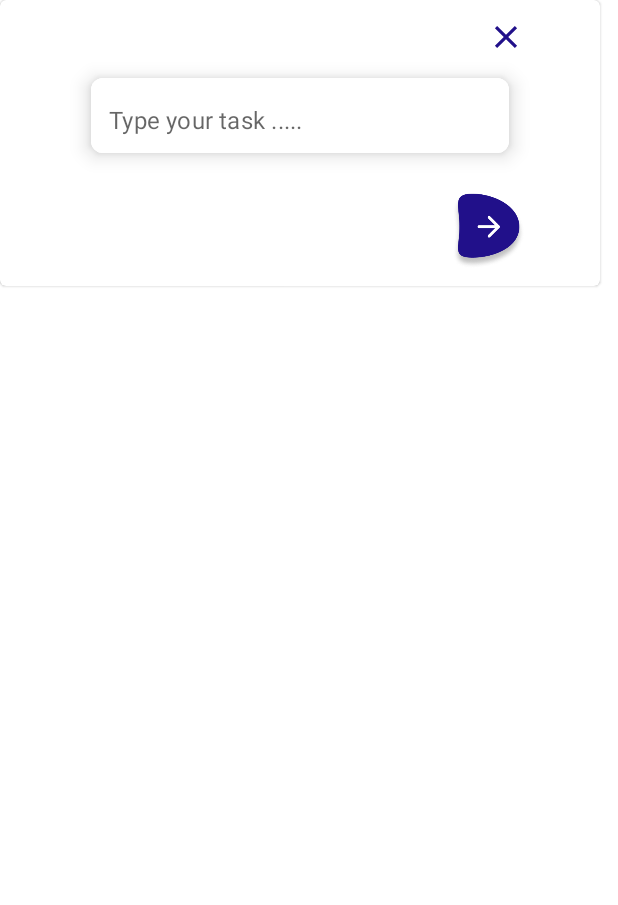
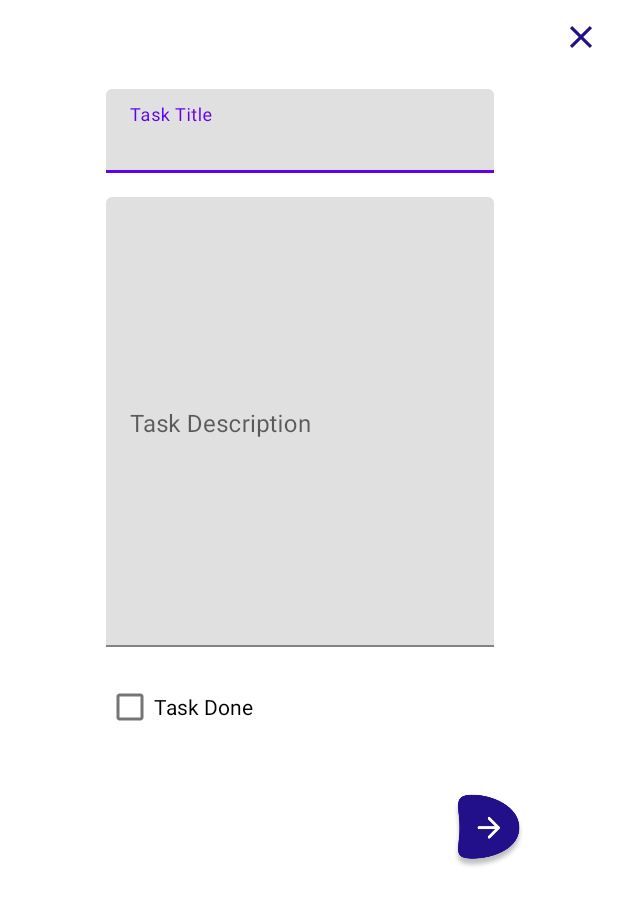
Before and after one commit to peaquyen/dome, an Android app: the layout fragment_to_do_dialog.xml on its own in the app's theme, with its tools: preview values and no code run, on a phone screen of 412 x 824 dp. Shown: the top 905 px of the screen. Run offline under Robolectric (Android 15) with nearby library versions, the phone set to English and light mode, and no system bars.

Commit message:
Dialog display changed

```diff
--- a/app/src/main/java/com/github/peaquyen/dome/fragments/HomeFragment.kt
+++ b/app/src/main/java/com/github/peaquyen/dome/fragments/HomeFragment.kt
@@ -37,7 +37,7 @@ class HomeFragment : Fragment(), ToDoDialogFragment.OnDialogNextBtnClickListener
     override fun onCreateView(
         inflater: LayoutInflater, container: ViewGroup?,
         savedInstanceState: Bundle?
-    ): View? {
+    ): View {
         // Inflate the layout for this fragment
         binding = FragmentHomeBinding.inflate(inflater, container, false)
         return binding.root
@@ -135,7 +135,7 @@ class HomeFragment : Fragment(), ToDoDialogFragment.OnDialogNextBtnClickListener
 
     override fun updateTask(toDoData: ToDoData, todoEdit: TextInputEditText) {
         val map = HashMap<String, Any>()
-        map[toDoData.taskId] = toDoData.task
+        map[toDoData.taskId] = toDoData.taskTitle
         database.updateChildren(map).addOnCompleteListener {
             if (it.isSuccessful) {
                 Toast.makeText(context, "Updated Successfully", Toast.LENGTH_SHORT).show()
@@ -160,7 +160,7 @@ class HomeFragment : Fragment(), ToDoDialogFragment.OnDialogNextBtnClickListener
         if (frag != null)
             childFragmentManager.beginTransaction().remove(frag!!).commit()
 
-        frag = ToDoDialogFragment.newInstance(toDoData.taskId, toDoData.task)
+        frag = ToDoDialogFragment.newInstance(toDoData.taskId, toDoData.taskTitle)
         frag!!.setListener(this)
         frag!!.show(
             childFragmentManager,
--- a/app/src/main/java/com/github/peaquyen/dome/fragments/SignInFragment.kt
+++ b/app/src/main/java/com/github/peaquyen/dome/fragments/SignInFragment.kt
@@ -22,7 +22,7 @@ class SignInFragment : Fragment() {
     override fun onCreateView(
         inflater: LayoutInflater, container: ViewGroup?,
         savedInstanceState: Bundle?
-    ): View? {
+    ): View {
         // Inflate the layout for this fragment
         binding = FragmentSignInBinding.inflate(inflater, container, false)
         return binding.root
--- a/app/src/main/java/com/github/peaquyen/dome/fragments/SignUpFragment.kt
+++ b/app/src/main/java/com/github/peaquyen/dome/fragments/SignUpFragment.kt
@@ -22,7 +22,7 @@ class SignUpFragment : Fragment() {
     override fun onCreateView(
         inflater: LayoutInflater, container: ViewGroup?,
         savedInstanceState: Bundle?
-    ): View? {
+    ): View {
         // Inflate the layout for this fragment
         binding = FragmentSignUpBinding.inflate(inflater, container, false)
         return binding.root
--- a/app/src/main/java/com/github/peaquyen/dome/utils/adapter/TaskAdapter.kt
+++ b/app/src/main/java/com/github/peaquyen/dome/utils/adapter/TaskAdapter.kt
@@ -25,7 +25,7 @@ class TaskAdapter(private val list: MutableList<ToDoData>) : RecyclerView.Adapte
     override fun onBindViewHolder(holder: TaskViewHolder, position: Int) {
         with(holder) {
             with(list[position]) {
-                binding.todoTask.text = this.task
+                binding.todoTask.text = this.taskTitle
 
                 Log.d(TAG, "onBindViewHolder: "+this)
                 binding.editTask.setOnClickListener {
--- a/app/src/main/java/com/github/peaquyen/dome/utils/model/ToDoData.kt
+++ b/app/src/main/java/com/github/peaquyen/dome/utils/model/ToDoData.kt
@@ -1,3 +1,3 @@
 package com.github.peaquyen.dome.utils.model
 
-data class ToDoData(var taskId:String, var task:String)
+data class ToDoData(var taskId:String, var taskTitle:String)
--- a/app/src/main/res/layout/fragment_to_do_dialog.xml
+++ b/app/src/main/res/layout/fragment_to_do_dialog.xml
@@ -4,8 +4,8 @@
     xmlns:tools="http://schemas.android.com/tools"
     android:layout_width="400dp"
     android:layout_height="wrap_content"
-    tools:context=".fragments.ToDoDialogFragment">
-
+    tools:context=".fragments.ToDoDialogFragment"
+    app:cardElevation="0dp">
 
     <androidx.constraintlayout.widget.ConstraintLayout
         android:layout_width="match_parent"
@@ -17,7 +17,7 @@
             android:layout_height="25dp"
             android:layout_marginTop="12dp"
             android:src="@drawable/ic_baseline_close_24"
-            app:layout_constraintEnd_toEndOf="@+id/cardView1"
+            app:layout_constraintEnd_toEndOf="parent"
             app:layout_constraintTop_toTopOf="parent" />
 
         <com.google.android.material.card.MaterialCardView
@@ -26,31 +26,52 @@
             android:layout_height="wrap_content"
             android:layout_marginHorizontal="16dp"
             app:cardCornerRadius="8dp"
-            app:cardElevation="8dp"
+            app:cardElevation="0dp"
             app:cardUseCompatPadding="true"
             app:layout_constraintEnd_toEndOf="parent"
             app:layout_constraintHorizontal_bias="0.5"
             app:layout_constraintStart_toStartOf="parent"
             app:layout_constraintTop_toBottomOf="@+id/todoClose">
 
-            <com.google.android.material.textfield.TextInputLayout
+            <LinearLayout
                 android:layout_width="match_parent"
-                android:layout_height="50dp"
-                android:background="@color/white"
-                app:boxStrokeWidth="0dp"
-                app:boxStrokeWidthFocused="0dp"
-                app:hintEnabled="false">
+                android:layout_height="wrap_content"
+                android:orientation="vertical"
+                android:padding="16dp">
 
-                <com.google.android.material.textfield.TextInputEditText
-                    android:id="@+id/todoEt"
+                <com.google.android.material.textfield.TextInputLayout
                     android:layout_width="match_parent"
-                    android:layout_height="50dp"
-                    android:background="@color/white"
-                    android:hint="@string/type_your_task"
-                    android:inputType="textEmailAddress"
-                    android:paddingStart="12dp"
-                    android:paddingTop="15dp" />
-            </com.google.android.material.textfield.TextInputLayout>
+                    android:layout_height="wrap_content"
+                    android:hint="@string/task_title">
+
+                    <com.google.android.material.textfield.TextInputEditText
+                        android:id="@+id/taskTitleEt"
+                        android:layout_width="match_parent"
+                        android:layout_height="wrap_content"
+                        android:inputType="text"/>
+                </com.google.android.material.textfield.TextInputLayout>
+
+                <com.google.android.material.textfield.TextInputLayout
+                    android:layout_width="match_parent"
+                    android:layout_height="300dp"
+                    android:layout_marginTop="16dp"
+                    android:hint="@string/task_description">
+
+                    <com.google.android.material.textfield.TextInputEditText
+                        android:id="@+id/taskDescriptionEt"
+                        android:layout_width="match_parent"
+                        android:layout_height="300dp"
+                        android:inputType="textMultiLine"
+                        android:gravity="top"/>
+                </com.google.android.material.textfield.TextInputLayout>
+
+                <CheckBox
+                    android:id="@+id/taskDoneCb"
+                    android:layout_width="wrap_content"
+                    android:layout_height="wrap_content"
+                    android:layout_marginTop="16dp"
+                    android:text="@string/task_done"/>
+            </LinearLayout>
 
         </com.google.android.material.card.MaterialCardView>
 
@@ -59,11 +80,11 @@
             android:layout_width="50dp"
             android:layout_height="50dp"
             android:src="@drawable/btn"
-            app:layout_constraintBottom_toBottomOf="parent"
+            android:layout_marginTop="12dp"
             android:layout_marginBottom="12dp"
             app:layout_constraintTop_toBottomOf="@+id/cardView1"
             app:layout_constraintEnd_toEndOf="@+id/cardView1"
-            android:layout_marginTop="12dp"/>
+            app:layout_constraintBottom_toBottomOf="parent"/>
     </androidx.constraintlayout.widget.ConstraintLayout>
 
 </com.google.android.material.card.MaterialCardView>
--- a/app/src/main/res/values/strings.xml
+++ b/app/src/main/res/values/strings.xml
@@ -6,4 +6,12 @@
     <string name="enter_your_pass">Enter Your Password .....</string>
     <string name="re_enter_your_pass">Re-enter Your Password .....</string>
     <string name="type_your_task">Type your task .....</string>
+
+    <!-- TD Items -->
+    <string name="task_title">Task Title</string>
+    <string name="type_task_title">Type task title</string>
+    <string name="task_description">Task Description</string>
+    <string name="type_task_description">Type task description</string>
+    <string name="task_done">Task Done</string>
+
 </resources>
```
Also changed, not shown: app/src/main/java/com/github/peaquyen/dome/fragments/ToDoDialogFragment.kt (+6 -6 lines), 1 other file.
